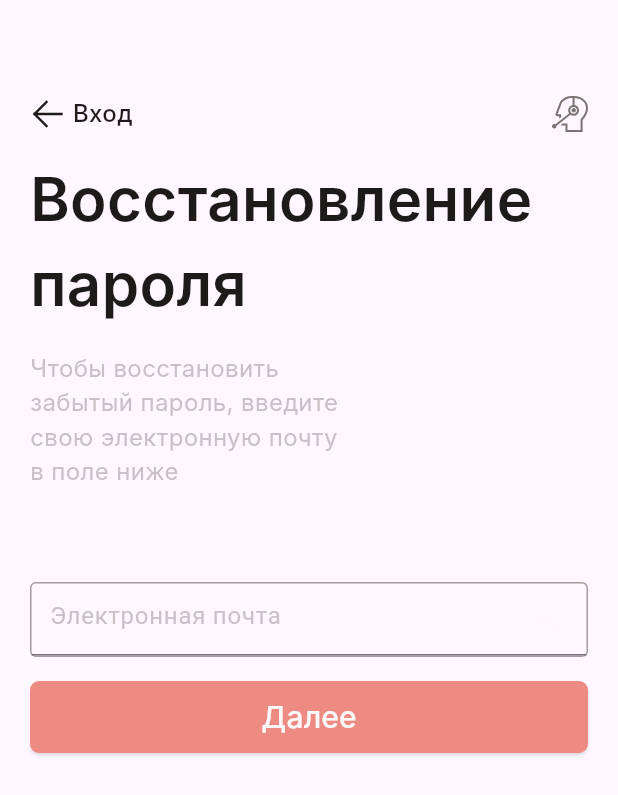
After one commit to musabecomehuman/leqamed, a Flutter app: the Recovery screen opened directly, on a phone screen of 412 x 824 dp. The commit adds this screen. Shown: the top 795 px of the screen. Run offline on Flutter 3.47's test engine with Material 3 defaults, Android fonts, the phone set to English and light mode, and no system bars; our stand-ins replace email_validator, flutter_svg; Roboto replaces fonts that are missing (Inter).

Commit message:
added RecoveryScreen skeleton

```diff
--- /dev/null
+++ b/lib/recovery.dart
@@ -0,0 +1,240 @@
+import 'package:flutter/material.dart';
+import 'package:flutter_svg/flutter_svg.dart';
+import 'package:email_validator/email_validator.dart';
+import 'login.dart';
+import 'support.dart';
+
+class Recovery extends StatefulWidget {
+  @override
+  _RecoveryState createState() => _RecoveryState();
+}
+
+class _RecoveryState extends State<Recovery> {
+  bool _emailError = false;
+  String _email = '';
+  bool _emailValid = false;
+  final emailController = TextEditingController();
+  final focusNode = FocusNode();
+
+  @override
+  void initState() {
+    super.initState();
+    focusNode.addListener(() {
+      if (!focusNode.hasFocus) {
+        _checkEmail(_email);
+      }
+    });
+  }
+
+  void _navigateToLoginScreen(BuildContext context) {
+    Navigator.push(
+      context,
+      MaterialPageRoute(builder: (context) => Login()),
+    );
+  }
+
+  void _navigateToSupportScreen(BuildContext context) {
+    Navigator.push(
+      context,
+      MaterialPageRoute(builder: (context) => Support()),
+    );
+  }
+
+  @override
+  Widget build(BuildContext context) {
+    double screenWidth = MediaQuery.of(context).size.width;
+    double screenHeight = MediaQuery.of(context).size.height;
+    return Scaffold(
+      body: SafeArea(
+        child: Center(
+          child: SingleChildScrollView(
+            child: Container(
+              height: screenHeight,
+              padding: const EdgeInsets.symmetric(horizontal: 20),
+              child: Column(
+                crossAxisAlignment: CrossAxisAlignment.start,
+                children: [
+                  SizedBox(height: 64),
+                  Row(
+                    children: [
+                      GestureDetector(
+                        onTap: () {
+                          setState(() {
+                            _navigateToLoginScreen(context);
+                          });
+                        },
+                        child: SvgPicture.asset('assets/LeftArrowBig.svg'),
+                      ),
+                      Expanded(
+                        child: Container(
+                          child: Text(
+                            ' Вход',
+                            style: TextStyle(fontSize: 16, fontWeight: FontWeight.w500, color:Color(0xff1C1B19), fontFamily: 'Inter'),
+                          ),
+                        ),
+                      ),
+                      GestureDetector(
+                        onTap: () {
+                          setState(() {
+                            _navigateToSupportScreen(context);
+                          });
+                        },
+                        child: SvgPicture.asset('assets/support.svg'),
+                      ),
+                    ],
+                  ),
+                  SizedBox(height: 16),
+                  Container(
+                    child: Text(
+                      'Восстановление пароля',
+                      style: TextStyle(fontSize: 40, fontWeight: FontWeight.w600, color:Color(0xff1C1B19), fontFamily: 'Inter'),
+                    ),
+                  ),
+                  SizedBox(height: 16),
+                  Container(
+                    width: 217,
+                    child: Text(
+                      'Чтобы восстановить забытый пароль, введите свою электронную почту в поле ниже',
+                      style: TextStyle(
+                        fontSize: 16,
+                        color: Color.fromRGBO(144, 144, 142, 0.52),
+                        fontFamily: 'Inter',
+                      ),
+                      textAlign: TextAlign.left,
+                    ),
+                  ),
+                  SizedBox(height: 39),
+                  Container(
+                    padding: EdgeInsets.only(bottom: 6),
+                    child: Text(
+                      _emailError ? 'Такой почты не существует' : '',
+                      style: TextStyle(color: Color(0xffDD2006), fontSize: 12, fontWeight: FontWeight.w400, fontFamily: 'Inter'),
+                    ),
+                  ),
+                  Container(
+                    decoration: BoxDecoration(
+                      border: Border.all(color: Colors.grey),
+                      borderRadius: BorderRadius.circular(4),
+                    ),
+                    child: Stack(
+                      children: [
+                        TextField(
+                          cursorColor: Color(0xffDD2006),
+                          controller: emailController,
+                          focusNode: focusNode,
+                          onChanged: (value) {
+                            setState(() {
+                              _email = value;
+                              _emailError = false;
+                            });
+                          },
+                          textAlign: TextAlign.left,
+                          decoration: InputDecoration(
+                            contentPadding: EdgeInsets.symmetric(horizontal: 12, vertical: 10),
+                            hintText: 'Электронная почта',
+                            hintStyle: TextStyle(
+                              color: Color.fromRGBO(144, 144, 142, 0.52),
+                              fontSize: 16,
+                            ),
+                            suffixIcon: Container(
+                              padding: EdgeInsets.only(right: 12),
+                              width: 60,
+                              child: Row(
+                                mainAxisAlignment: MainAxisAlignment.end,
+                                children: [
+                                  Visibility(
+                                    visible: _emailValid,
+                                    child: SvgPicture.asset(
+                                      'assets/ratio_btn.svg',
+                                      width: 20,
+                                      height: 20,
+                                    ),
+                                  ),
+                                  GestureDetector(
+                                    onTap: () {
+                                      emailController.clear();
+                                      setState(() {
+                                        _email = '';
+                                        _emailValid = false;
+                                      });
+                                    },
+                                    child: SvgPicture.asset(
+                                      'assets/clear_btn.svg',
+                                      width: 20,
+                                      height: 20,
+                                      color: _email.isNotEmpty ? Color(0xff90908E) : Color(0xffFAF9F7),
+                                    ),
+                                  ),
+                                ],
+                              ),
+                            ),
+                          ),
+                        )
+                      ],
+                    ),
+                  ),
+                  SizedBox(height: 16),
+                  Padding(
+                      padding: const EdgeInsets.symmetric(vertical: 0),
+                      child: Opacity(
+                        opacity: (_emailValid && _emailValid) ? 1.0 : 0.5,
+                        child: ElevatedButton(
+                          style: ButtonStyle(
+                              backgroundColor: MaterialStateProperty.all(Color(0xffDD2006)),
+                              shape: MaterialStateProperty.all(RoundedRectangleBorder(borderRadius: BorderRadius.circular(6))),
+                              fixedSize: MaterialStateProperty.all(Size(screenWidth, 48))
+                          ),
+                          onPressed: () {
+                            // Handle registration button press
+                          },
+                          child: Text(
+                            'Далее',
+                            style: TextStyle(
+                                fontFamily: 'Inter',
+                                fontSize: 20,
+                                fontWeight: FontWeight.w500,
+                                color: Color(0xffFAF9F7)
+                            ),
+                          ),
+                        ),
+                      )
+                  ),
+                ],
+              ),
+            ),
+          ),
+        ),
+      ),
+    );
+  }
+
+  @override
+  void dispose() {
+    emailController.dispose();
+    focusNode.dispose();
+    super.dispose();
+  }
+
+  void _checkEmail(String email) {
+    // Perform email validation
+    if (email.isNotEmpty) {
+      // Add your custom email validation logic here
+      // For example, check if the email contains '@' and '.com'
+      if (EmailValidator.validate(email)) {
+        setState(() {
+          _emailValid = true;
+          _emailError = false;
+        });
+      } else {
+        setState(() {
+          _emailValid = false;
+          _emailError = true;
+        });
+      }
+    } else {
+      setState(() {
+        _emailValid = false;
+      });
+    }
+  }
+}
--- a/pubspec.yaml
+++ b/pubspec.yaml
@@ -62,6 +62,8 @@ flutter:
     - assets/ratio_btn.svg
     - assets/clear_btn.svg
     - assets/support.svg
+    - assets/recover.svg
+    - assets/LeftArrowBig.svg
 
   # The following line ensures that the Material Icons font is
   # included with your application, so that you can use the icons in
```
Also changed, not shown: lib/login.dart (+5 -5 lines), assets/LeftArrowBig.svg (added), assets/recover.svg (added).
